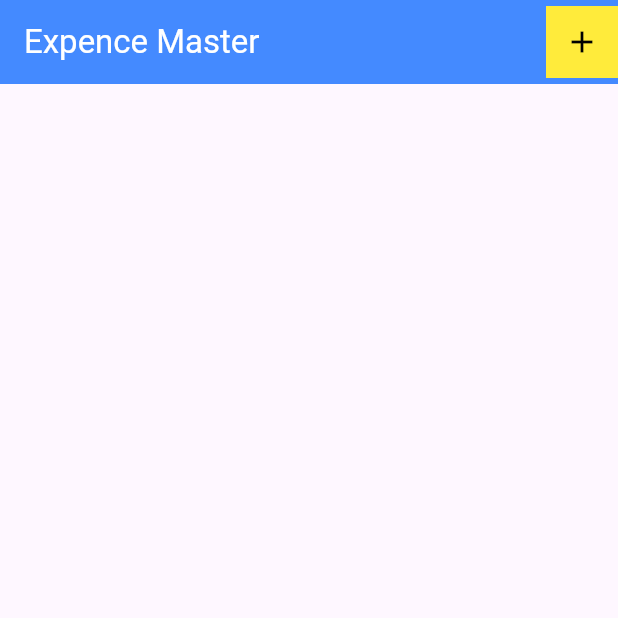
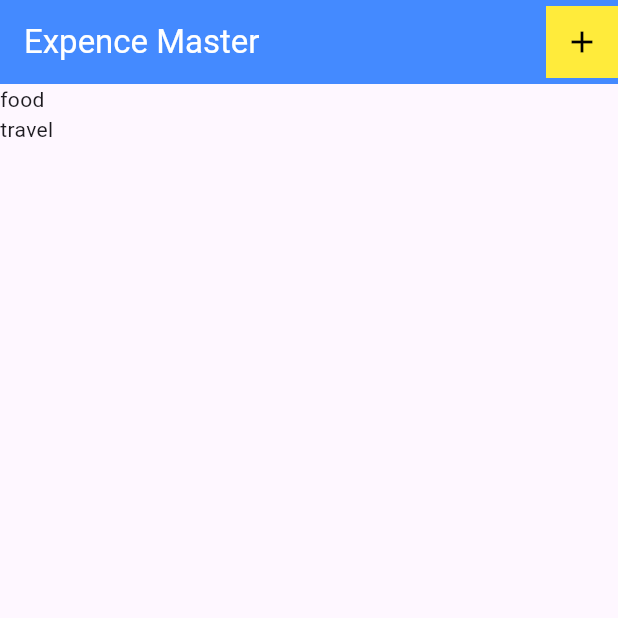
Before and after one commit to dilshan-mp/expence_master, a Flutter app: the screen it shows after launch, on a phone screen of 412 x 824 dp, the top half of it. Run offline on Flutter 3.47's test engine with Material 3 defaults, Android fonts, the phone set to English and light mode, and no system bars.

Commit message:
list view create

```diff
--- a/lib/pages/expences.dart
+++ b/lib/pages/expences.dart
@@ -1,3 +1,4 @@
+import 'package:expence_master/models/expence.dart';
 import 'package:flutter/material.dart';
 
 class Expences extends StatefulWidget {
@@ -8,6 +9,20 @@ class Expences extends StatefulWidget {
 }
 
 class _ExpencesState extends State<Expences> {
+  final List <ExpenceModel> _expenceList = [
+    ExpenceModel(
+      amount: 12.5,
+       date: DateTime.now(),
+        title: "food",
+         category: Category.leasure
+         ),
+    ExpenceModel(
+      amount: 15.5,
+       date: DateTime.now(),
+        title: "travel",
+         category: Category.food
+         ),
+  ];
   @override
   Widget build(BuildContext context) {
     return Scaffold(
@@ -25,6 +40,17 @@ class _ExpencesState extends State<Expences> {
           )
         ],
       ),
+      body: Column(
+        children: [
+          Expanded(
+            child: ListView.builder(
+              itemCount: _expenceList.length,
+              itemBuilder: (context,index){
+              return Text(_expenceList[index].title);
+            }),
+          ),
+        ],
+      ),
     );
   }
 }
```
